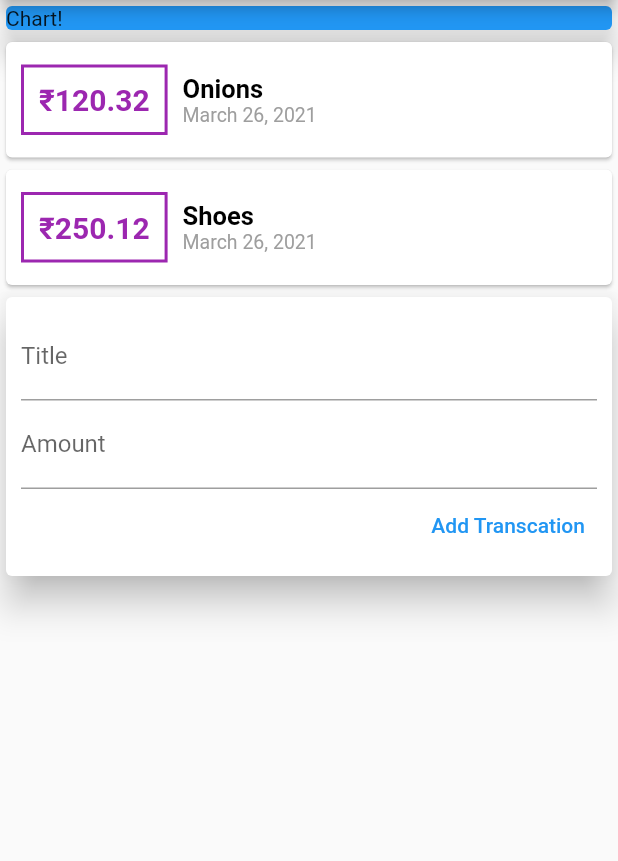
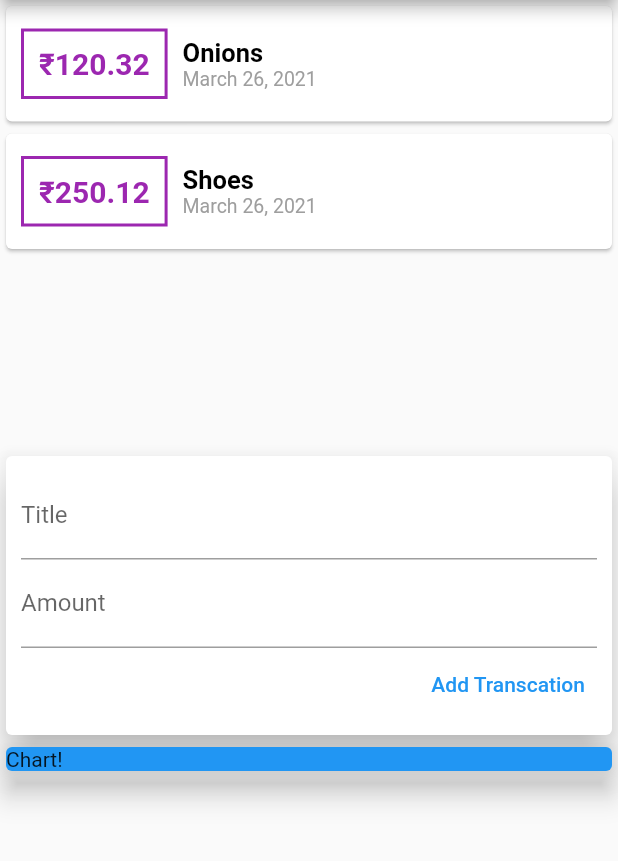
Before and after one commit to aniketprogdev/expense-tracker-flutter, a Flutter app: the screen it shows after launch, after a tap on "Add Transcation", on a phone screen of 412 x 824 dp, the part 84-945 px from its top. Run offline on Flutter 3.47's test engine with Material 2 defaults, Android fonts, the phone set to English and light mode, and no system bars.

Commit message:
split the app into different widgets and added list view builder

```diff
--- a/lib/main.dart
+++ b/lib/main.dart
@@ -1,31 +1,12 @@
 import 'package:flutter/material.dart';
 
-import './transaction.dart';
-import 'package:intl/intl.dart';
+import 'widgets/user_txn.dart';
 
 void main() {
   runApp(MyHomePage());
 }
 
 class MyHomePage extends StatelessWidget {
-  final List<Transaction> transactions = [
-    Transaction(
-      id: 't1',
-      title: 'Onions',
-      amount: 120.32,
-      date: DateTime.now(),
-    ),
-    Transaction(
-      id: 't1',
-      title: 'Shoes',
-      amount: 250.12,
-      date: DateTime.now(),
-    ),
-  ];
-
-  final titleController = TextEditingController();
-  final amountController = TextEditingController();
-
   @override
   Widget build(BuildContext context) {
     return MaterialApp(
@@ -33,89 +14,18 @@ class MyHomePage extends StatelessWidget {
           appBar: AppBar(
             title: Text("Expense Tracker"),
           ),
-          body: Column(
+          body: SingleChildScrollView(
+            child: Column(
               crossAxisAlignment: CrossAxisAlignment.stretch,
               children: [
+                UserTxn(),
                 Card(
                   color: Colors.blue,
                   elevation: 8,
                   child: Text("Chart!"),
-              ),
-              Column(
-                children: transactions.map((tx) {
-                  return Card(
-                    child: Row(
-                      children: [
-                        Container(
-                          margin: EdgeInsets.symmetric(
-                            vertical: 15,
-                            horizontal: 10,
-                          ),
-                          decoration: BoxDecoration(
-                            border: Border.all(
-                              width: 2,
-                              color: Colors.purple,
-                            ),
-                          ),
-                          padding: EdgeInsets.all(10),
-                          child: Text(
-                            "₹${tx.amount}",
-                            style: TextStyle(
-                              fontWeight: FontWeight.bold,
-                              fontSize: 20,
-                              color: Colors.purple,
-                            ),
-                          ),
-                        ),
-                        Column(
-                          crossAxisAlignment: CrossAxisAlignment.start,
-                          children: [
-                            Text(
-                              tx.title,
-                              style: TextStyle(
-                                  color: Colors.black,
-                                  fontSize: 17,
-                                  fontWeight: FontWeight.bold),
-                            ),
-                            Text(
-                              DateFormat().add_yMMMMd().format(tx.date),
-                              style:
-                                  TextStyle(color: Colors.grey, fontSize: 13),
-                            ),
-                          ],
-                        ),
-                      ],
-                    ),
-                  );
-                }).toList(),
-              ),
-              Card(
-                elevation: 10,
-                child: Container(
-                  padding: EdgeInsets.all(10),
-                  child: Column(
-                    crossAxisAlignment: CrossAxisAlignment.end,
-                    children: [
-                      TextField(
-                        decoration: InputDecoration(labelText: "Title"),
-                        controller: titleController,
-                      ),
-                      TextField(
-                        decoration: InputDecoration(labelText: "Amount"),
-                        controller: amountController,
-                      ),
-                      TextButton(
-                        child: Text("Add Transcation"),
-                        onPressed: () {
-                          print(titleController.text);
-                          print(amountController.text);
-                        },
                 )
               ],
             ),
-                ),
-              ),
-            ],
           )),
     );
   }
--- /dev/null
+++ b/lib/widgets/tx_form.dart
@@ -0,0 +1,40 @@
+import 'package:flutter/material.dart';
+
+class TxForm extends StatelessWidget {
+  final Function addTx;
+
+  TxForm(this.addTx);
+  final titleController = TextEditingController();
+  final amountController = TextEditingController();
+  @override
+  Widget build(BuildContext context) {
+    return Card(
+      elevation: 10,
+      child: Container(
+        padding: EdgeInsets.all(10),
+        child: Column(
+          crossAxisAlignment: CrossAxisAlignment.end,
+          children: [
+            TextField(
+              decoration: InputDecoration(labelText: "Title"),
+              controller: titleController,
+            ),
+            TextField(
+              decoration: InputDecoration(labelText: "Amount"),
+              controller: amountController,
+            ),
+            TextButton(
+              child: Text("Add Transcation"),
+              onPressed: () {
+                addTx(
+                  titleController.text,
+                  double.parse(amountController.text),
+                );
+              },
+            )
+          ],
+        ),
+      ),
+    );
+  }
+}
--- /dev/null
+++ b/lib/widgets/tx_list.dart
@@ -0,0 +1,67 @@
+import 'package:flutter/material.dart';
+
+import '../models/transaction.dart';
+import 'package:intl/intl.dart';
+
+class TxList extends StatelessWidget {
+  final List<Transaction> transactions;
+
+  TxList(this.transactions);
+
+  @override
+  Widget build(BuildContext context) {
+    return Container(
+      height: 300,
+      child: ListView.builder(
+        itemBuilder: (ctx, index) {
+          return Card(
+            child: Row(
+              children: [
+                Container(
+                  margin: EdgeInsets.symmetric(
+                    vertical: 15,
+                    horizontal: 10,
+                  ),
+                  decoration: BoxDecoration(
+                    border: Border.all(
+                      width: 2,
+                      color: Colors.purple,
+                    ),
+                  ),
+                  padding: EdgeInsets.all(10),
+                  child: Text(
+                    "₹${transactions[index].amount}",
+                    style: TextStyle(
+                      fontWeight: FontWeight.bold,
+                      fontSize: 20,
+                      color: Colors.purple,
+                    ),
+                  ),
+                ),
+                Column(
+                  crossAxisAlignment: CrossAxisAlignment.start,
+                  children: [
+                    Text(
+                      transactions[index].title,
+                      style: TextStyle(
+                          color: Colors.black,
+                          fontSize: 17,
+                          fontWeight: FontWeight.bold),
+                    ),
+                    Text(
+                      DateFormat()
+                          .add_yMMMMd()
+                          .format(transactions[index].date),
+                      style: TextStyle(color: Colors.grey, fontSize: 13),
+                    ),
+                  ],
+                ),
+              ],
+            ),
+          );
+        },
+        itemCount: transactions.length,
+      ),
+    );
+  }
+}
--- /dev/null
+++ b/lib/widgets/user_txn.dart
@@ -0,0 +1,50 @@
+import 'package:expense_tracker/widgets/tx_form.dart';
+import 'package:expense_tracker/widgets/tx_list.dart';
+import 'package:flutter/material.dart';
+
+import './tx_form.dart';
+import './tx_list.dart';
+import '../models/transaction.dart';
+
+class UserTxn extends StatefulWidget {
+  @override
+  _UserTxnState createState() => _UserTxnState();
+}
+
+class _UserTxnState extends State<UserTxn> {
+  final List<Transaction> transactions = [
+    Transaction(
+      id: 't1',
+      title: 'Onions',
+      amount: 120.32,
+      date: DateTime.now(),
+    ),
+    Transaction(
+      id: 't2',
+      title: 'Shoes',
+      amount: 250.12,
+      date: DateTime.now(),
+    ),
+  ];
+  void _addNewTx(String txTitle, double txAmount) {
+    final newTx = Transaction(
+        id: DateTime.now().toString(),
+        title: txTitle,
+        amount: txAmount,
+        date: DateTime.now());
+
+    setState(() {
+      transactions.add(newTx);
+    });
+  }
+
+  @override
+  Widget build(BuildContext context) {
+    return Column(
+      children: [
+        TxList(transactions),
+        TxForm(_addNewTx),
+      ],
+    );
+  }
+}
```
Also changed, not shown: lib/models/transaction.dart (renamed from lib/transaction.dart). Lines whose indentation alone changed are shown as unchanged.
